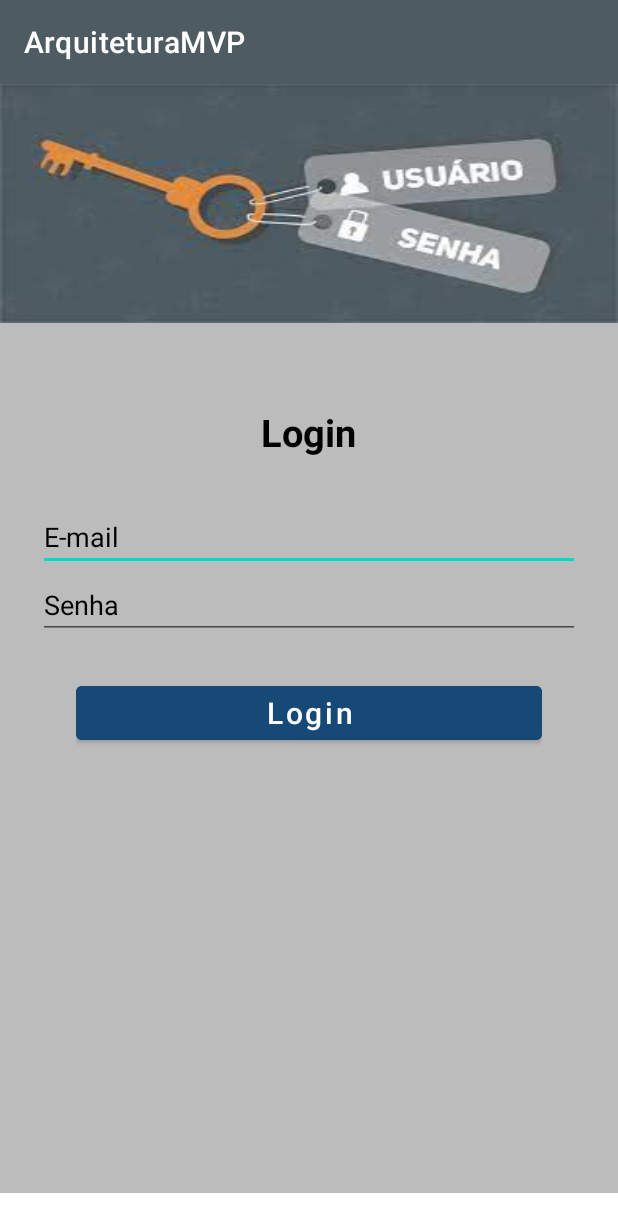
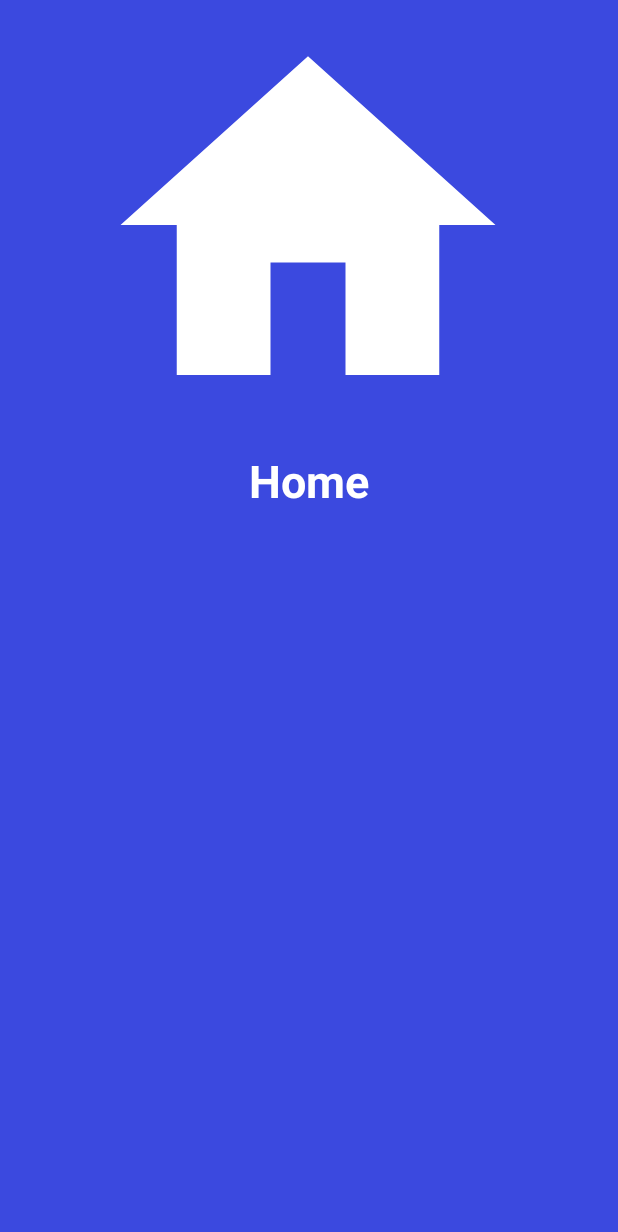
Before and after one commit to DeniseLeandroDeCastro/arquitetura_mvp, an Android app: the screen it shows after launch (MainActivity before the commit, HomeActivity after it), after a tap on "Login", on a phone screen of 412 x 824 dp. Shown: the top 1232 px of the screen. Run offline under Robolectric (Android 15) with nearby library versions, the phone set to English and light mode, and no system bars.

Commit message:
Incluindo Enum e HomeActivity

```diff
--- a/app/build.gradle
+++ b/app/build.gradle
@@ -38,6 +38,7 @@ dependencies {
     implementation 'androidx.appcompat:appcompat:1.4.1'
     implementation 'com.google.android.material:material:1.5.0'
     implementation 'androidx.constraintlayout:constraintlayout:2.1.3'
+    implementation 'androidx.navigation:navigation-ui-ktx:2.3.5'
     testImplementation 'junit:junit:4.13.2'
     androidTestImplementation 'androidx.test.ext:junit:1.1.3'
     androidTestImplementation 'androidx.test.espresso:espresso-core:3.4.0'
--- a/app/src/main/AndroidManifest.xml
+++ b/app/src/main/AndroidManifest.xml
@@ -10,6 +10,9 @@
         android:supportsRtl="true"
         android:theme="@style/Theme.ArquiteturaMVP">
         <activity
+            android:name=".home.HomeActivity"
+            android:exported="false" />
+        <activity
             android:name=".MainActivity"
             android:exported="true">
             <intent-filter>
--- a/app/src/main/java/com/example/arquiteturamvp/MainActivity.kt
+++ b/app/src/main/java/com/example/arquiteturamvp/MainActivity.kt
@@ -1,24 +1,27 @@
 package com.example.arquiteturamvp
 
+import android.content.Intent
 import androidx.appcompat.app.AppCompatActivity
 import android.os.Bundle
 import android.widget.Toast
-import com.example.arquiteturamvp.presenter.ILoginPresenter
-import com.example.arquiteturamvp.presenter.LoginPresenter
-import com.example.arquiteturamvp.view.ILoginView
+import com.example.arquiteturamvp.home.HomeActivity
+import com.example.arquiteturamvp.presenter.LoginPresenterImpl
+import com.example.arquiteturamvp.view.LoginContract
 import kotlinx.android.synthetic.main.activity_main.*
 
-class MainActivity : AppCompatActivity(), ILoginView {
-    internal lateinit var loginPresenter: ILoginPresenter
+class MainActivity : AppCompatActivity(), LoginContract {
+    internal lateinit var loginPresenterImpl: LoginPresenterImpl
 
     override fun onCreate(savedInstanceState: Bundle?) {
         super.onCreate(savedInstanceState)
         setContentView(R.layout.activity_main)
 
-        loginPresenter = LoginPresenter(this)
+        loginPresenterImpl = LoginPresenterImpl(this)
 
         btn_login.setOnClickListener {
-            loginPresenter.onLogin(edt_email.text.toString(), edt_password.text.toString())
+            loginPresenterImpl.onLogin(edt_email.text.toString(), edt_password.text.toString())
+            val home = Intent(this, HomeActivity::class.java)
+            startActivity(home)
         }
     }
 
--- /dev/null
+++ b/app/src/main/java/com/example/arquiteturamvp/enums/LoginState.kt
@@ -0,0 +1,8 @@
+package com.example.arquiteturamvp.enums
+
+enum class LoginState {
+    LOGIN_SUCCESS,
+    LOGIN_EMAIL_ERROR,
+    LOGIN_PASSWORD_ERROR,
+    OTHER_ERROR
+}
--- /dev/null
+++ b/app/src/main/java/com/example/arquiteturamvp/home/HomeActivity.kt
@@ -0,0 +1,13 @@
+package com.example.arquiteturamvp.home
+
+import androidx.appcompat.app.AppCompatActivity
+import android.os.Bundle
+import com.example.arquiteturamvp.R
+
+
+class HomeActivity : AppCompatActivity() {
+    override fun onCreate(savedInstanceState: Bundle?) {
+        super.onCreate(savedInstanceState)
+        setContentView(R.layout.activity_home)
+    }
+}
--- a/app/src/main/java/com/example/arquiteturamvp/model/IUser.kt
+++ /dev/null
@@ -1,7 +0,0 @@
-package com.example.arquiteturamvp.model
-
-interface IUser {
-    val email: String
-    val password: String
-    fun isDataValid(): Int
-}
--- a/app/src/main/java/com/example/arquiteturamvp/model/User.kt
+++ /dev/null
@@ -1,19 +0,0 @@
-package com.example.arquiteturamvp.model
-
-import android.text.TextUtils
-import android.util.Patterns
-
-
-class User(override val email: String, override  val password: String) : IUser {
-    override fun isDataValid(): Int {
-        if (TextUtils.isEmpty(email))
-            return 0 //Código de erro para email vazio
-        else if (!Patterns.EMAIL_ADDRESS.matcher(email).matches())
-            return 1 //Código de erro para padrão errado
-        else if (password.length <= 6)
-            return 2 //Código de erro para tamanho da senha, que deve ser maior ou igual a 6
-        else
-            return -1 //Login efetuado com sucesso
-    }
-
-}
--- /dev/null
+++ b/app/src/main/java/com/example/arquiteturamvp/model/UserContract.kt
@@ -0,0 +1,9 @@
+package com.example.arquiteturamvp.model
+
+import com.example.arquiteturamvp.enums.LoginState
+
+interface UserContract {
+    val email: String
+    val password: String
+    fun isDataValid(): LoginState
+}
--- /dev/null
+++ b/app/src/main/java/com/example/arquiteturamvp/model/UserContractImpl.kt
@@ -0,0 +1,18 @@
+package com.example.arquiteturamvp.model
+
+import android.text.TextUtils
+import android.util.Patterns
+import com.example.arquiteturamvp.enums.LoginState
+
+class UserContractImpl(override val email: String, override  val password: String) : UserContract {
+    override fun isDataValid(): LoginState {
+        if (TextUtils.isEmpty(email))
+            return (LoginState.OTHER_ERROR) //Outros erros de autenticação
+        else if (!Patterns.EMAIL_ADDRESS.matcher(email).matches())
+            return (LoginState.LOGIN_EMAIL_ERROR) //Erro no endereço de email
+        else if (password.length <= 6)
+            return (LoginState.LOGIN_PASSWORD_ERROR) //Erro na senha
+        else
+            return (LoginState.LOGIN_SUCCESS) //Login efetuado com sucesso
+    }
+}
--- a/app/src/main/java/com/example/arquiteturamvp/presenter/ILoginPresenter.kt
+++ /dev/null
@@ -1,5 +0,0 @@
-package com.example.arquiteturamvp.presenter
-
-interface ILoginPresenter {
-    fun onLogin(email: String, password: String)
-}
--- a/app/src/main/java/com/example/arquiteturamvp/presenter/LoginPresenter.kt
+++ b/app/src/main/java/com/example/arquiteturamvp/presenter/LoginPresenter.kt
@@ -1,19 +1,5 @@
 package com.example.arquiteturamvp.presenter
 
-import com.example.arquiteturamvp.model.User
-import com.example.arquiteturamvp.view.ILoginView
-
-class LoginPresenter(internal var iLoginView: ILoginView): ILoginPresenter {
-    override fun onLogin(email: String, password: String) {
-        val user = User(email, password)
-        val loginCode = user.isDataValid()
-        if (loginCode == 0)
-            iLoginView.onLoginError("O e-mail não pode ser vazio!")
-        else if (loginCode == 1)
-            iLoginView.onLoginError("Endereço de e-mail errado!")
-        else if (loginCode == 2)
-            iLoginView.onLoginError("A senha deve ter mais do que 6 caracteres.")
-        else
-            iLoginView.onLoginSuccess("Login efetuado com sucesso!")
-    }
+interface LoginPresenter {
+    fun onLogin(email: String, password: String)
 }
--- /dev/null
+++ b/app/src/main/java/com/example/arquiteturamvp/presenter/LoginPresenterImpl.kt
@@ -0,0 +1,21 @@
+package com.example.arquiteturamvp.presenter
+
+import android.content.Intent
+import com.example.arquiteturamvp.enums.LoginState
+import com.example.arquiteturamvp.model.UserContractImpl
+import com.example.arquiteturamvp.view.LoginContract
+
+class LoginPresenterImpl(internal var loginContract: LoginContract) {
+    fun onLogin(email: String, password: String) {
+        val user = UserContractImpl(email, password)
+        val loginCode = user.isDataValid()
+        if (loginCode == LoginState.OTHER_ERROR)
+            loginContract.onLoginError("Falha ao tentar fazer login.")
+        else if (loginCode == LoginState.LOGIN_EMAIL_ERROR)
+            loginContract.onLoginError("Email inválido!")
+        else if (loginCode == LoginState.LOGIN_PASSWORD_ERROR)
+            loginContract.onLoginError("Senha inválida!")
+        else
+            loginContract.onLoginSuccess("Login efetuado com sucesso!")
+    }
+}
--- a/app/src/main/java/com/example/arquiteturamvp/view/ILoginView.kt
+++ b/app/src/main/java/com/example/arquiteturamvp/view/LoginContract.kt
@@ -1,6 +1,6 @@
 package com.example.arquiteturamvp.view
 
-interface ILoginView {
+interface LoginContract {
     fun onLoginSuccess(message: String)
     fun onLoginError(message: String)
 }
--- /dev/null
+++ b/app/src/main/res/drawable/ic_home.xml
@@ -0,0 +1,5 @@
+<vector android:height="24dp" android:tint="#FFFFFF"
+    android:viewportHeight="24" android:viewportWidth="24"
+    android:width="24dp" xmlns:android="http://schemas.android.com/apk/res/android">
+    <path android:fillColor="@android:color/white" android:pathData="M10,20v-6h4v6h5v-8h3L12,3 2,12h3v8z"/>
+</vector>
--- /dev/null
+++ b/app/src/main/res/layout/activity_home.xml
@@ -0,0 +1,33 @@
+<?xml version="1.0" encoding="utf-8"?>
+<androidx.constraintlayout.widget.ConstraintLayout
+    xmlns:android="http://schemas.android.com/apk/res/android"
+    xmlns:app="http://schemas.android.com/apk/res-auto"
+    xmlns:tools="http://schemas.android.com/tools"
+    android:layout_width="match_parent"
+    android:layout_height="match_parent"
+    android:background="#3B49DF"
+    tools:context=".home.HomeActivity">
+
+    <ImageView
+        android:id="@+id/imageView"
+        android:layout_width="300dp"
+        android:layout_height="300dp"
+        android:src="@drawable/ic_home"
+        app:layout_constraintEnd_toEndOf="parent"
+        app:layout_constraintHorizontal_bias="0.495"
+        app:layout_constraintStart_toStartOf="parent"
+        app:layout_constraintTop_toTopOf="parent" />
+
+    <TextView
+        android:layout_width="match_parent"
+        android:layout_height="wrap_content"
+        android:text="Home"
+        app:layout_constraintTop_toBottomOf="@+id/imageView"
+        android:textAlignment="center"
+        android:textSize="30sp"
+        android:textStyle="bold"
+        android:textColor="@color/white"
+        tools:layout_editor_absoluteX="0dp" />
+
+
+</androidx.constraintlayout.widget.ConstraintLayout>
--- a/app/src/main/res/layout/activity_main.xml
+++ b/app/src/main/res/layout/activity_main.xml
@@ -42,6 +42,7 @@
             android:layout_width="match_parent"
             android:layout_height="wrap_content"
             android:hint="E-mail"
+            android:inputType="textEmailAddress"
             android:textColor="@color/black"
             android:textColorHint="@color/black"
             tools:ignore="TouchTargetSizeCheck" />
@@ -51,6 +52,7 @@
             android:layout_width="match_parent"
             android:layout_height="wrap_content"
             android:hint="Senha"
+            android:inputType="textPassword"
             android:textColor="@color/black"
             android:textColorHint="@color/black"
             tools:ignore="TouchTargetSizeCheck" />
--- a/app/src/main/res/values/themes.xml
+++ b/app/src/main/res/values/themes.xml
@@ -1,6 +1,6 @@
 <resources xmlns:tools="http://schemas.android.com/tools">
     <!-- Base application theme. -->
-    <style name="Theme.ArquiteturaMVP" parent="Theme.MaterialComponents.DayNight.DarkActionBar">
+    <style name="Theme.ArquiteturaMVP" parent="Theme.MaterialComponents.DayNight.NoActionBar">
         <!-- Primary brand color. -->
         <item name="colorPrimary">#4E5B63</item>
         <item name="colorPrimaryVariant">#4E5B63</item>
@@ -10,7 +10,7 @@
         <item name="colorSecondaryVariant">@color/teal_700</item>
         <item name="colorOnSecondary">@color/black</item>
         <!-- Status bar color. -->
-        <item name="android:statusBarColor" tools:targetApi="l">?attr/colorPrimaryVariant</item>
+        <item name="android:statusBarColor" tools:targetApi="l">?attr/colorPrimary</item>
         <!-- Customize your theme here. -->
     </style>
 </resources>
```
Also changed, not shown: app/src/main/res/layout/app_bar.xml (added, +21 -0 lines).
